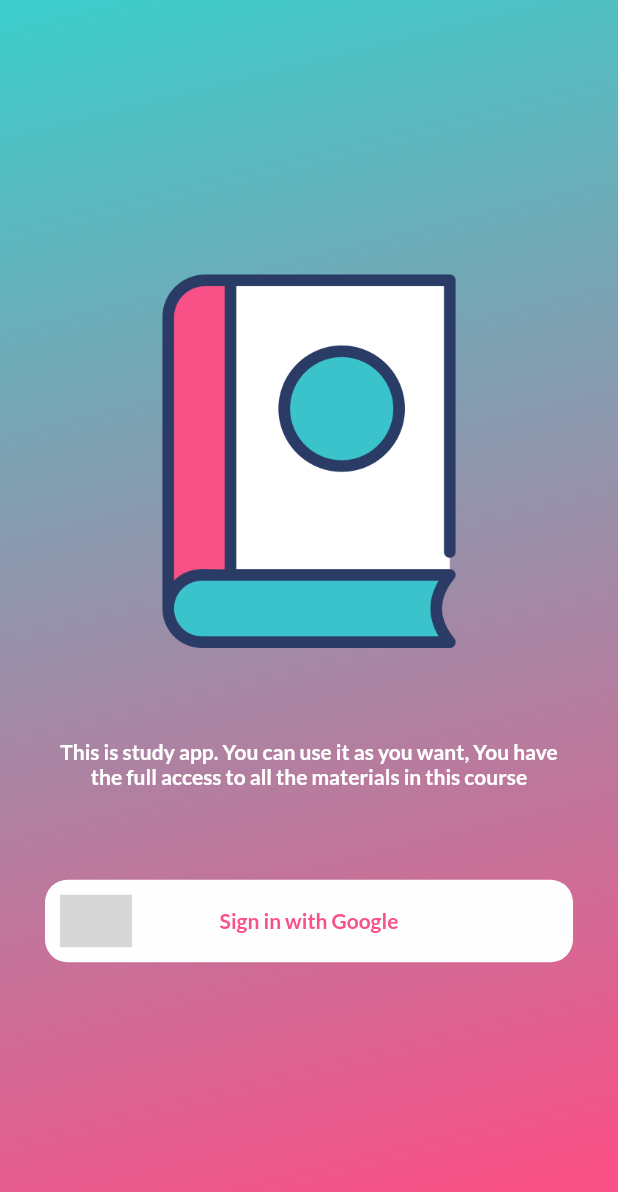
After one commit to Tolulope05/appkwiz, a Flutter app: the LoginScreen screen opened by its route, on a phone screen of 412 x 824 dp. The commit adds this screen. Shown: the top 1192 px of the screen. Run offline on Flutter 3.47's test engine with Material 2 defaults, Android fonts, the phone set to English and light mode, and no system bars; our stand-ins replace cached_network_image, cloud_firestore, firebase_auth, firebase_core, firebase_storage, flutter_svg and 4 more; accounts and stored records are empty; statements that could not run were skipped; project files that could hold a hidden picture were left out; grey boxes are pictures that could not be loaded.

Commit message:
google service login success

```diff
--- a/lib/controllers/auth_controller.dart
+++ b/lib/controllers/auth_controller.dart
@@ -1,4 +1,5 @@
 import 'package:appkwiz/controllers/firebase_ref/references.dart';
+import 'package:appkwiz/screens/login/login_screen.dart';
 import 'package:appkwiz/widgets/dialogs/dialogue_widget.dart';
 import 'package:firebase_auth/firebase_auth.dart';
 import 'package:get/get.dart';
@@ -38,7 +39,7 @@ class AuthController extends GetxController {
         final GoogleSignInAuthentication _authAccount =
             await account.authentication;
         final OAuthCredential _credential = GoogleAuthProvider.credential(
-          idToken: _authAccount.accessToken,
+          idToken: _authAccount.idToken,
           accessToken: _authAccount.accessToken,
         );
         await _auth.signInWithCredential(_credential);
@@ -47,14 +48,27 @@ class AuthController extends GetxController {
     } on Exception catch (error) {
       print(error);
     }
-  }
+  } // C:\Users\hp
+  //keytool -list -v -keystore ~/.android/debug.keystore -alias androiddebugkey -storepass android -keypass android
+
+  // ignore: slash_for_doc_comments
+  /**
+   * SHA1: BB:A9:86:51:66:BE:7B:51:1E:40:4D:AE:35:20:3D:9C:CD:03:16:6E
+         SHA256: 72:DE:8C:AB:97:65:00:75:B7:54:F1:89:5D:68:55:7C:84:1F:D2:B7:53:81:CD:FE:46:8F:15:2C:24:31:F5:33
+Signature algorithm name: SHA1withRSA (weak)
+Subject Public Key Algorithm: 2048-bit RSA key
+Version: 1
+
+Warning:
+The certificate uses the SHA1withRSA signature algorithm which is considered a security risk. This algorithm will be disabled in a future update.
+   */
 
   saveUser(GoogleSignInAccount account) {
     userRF.doc(account.email).set({
       "email": account.email,
       "displayName": account.displayName,
       "photoUrl": account.photoUrl,
-      "id": account.id,
+      // "id": account.id,
     });
   }
 
@@ -63,6 +77,7 @@ class AuthController extends GetxController {
       Dialogs.questionStartDialogue(onTap: () {
         Get.back();
         // Navigate to Login Page
+        navigateToLoginPage();
       }),
       barrierDismissible: false,
     );
@@ -72,6 +87,10 @@ class AuthController extends GetxController {
     return _auth.currentUser != null;
   }
 
+  void navigateToLoginPage() {
+    Get.toNamed(LoginScreen.routeName);
+  }
+
   void navigateToIntroduction() {
     Get.offAllNamed("/introduction");
   }
--- a/lib/routes/app_route.dart
+++ b/lib/routes/app_route.dart
@@ -1,5 +1,6 @@
 import 'package:appkwiz/controllers/question_controller/question_paper_controller.dart';
 import 'package:appkwiz/screens/home/home_screen.dart';
+import 'package:appkwiz/screens/login/login_screen.dart';
 import 'package:appkwiz/screens/splash/splash_screen.dart';
 import 'package:get/get.dart';
 
@@ -25,5 +26,9 @@ class Approute {
             },
           ),
         ),
+        GetPage(
+          name: "/login",
+          page: () => LoginScreen(),
+        ),
       ];
 }
--- /dev/null
+++ b/lib/screens/login/login_screen.dart
@@ -0,0 +1,70 @@
+import 'package:appkwiz/configs/themes/app_colors.dart';
+import 'package:appkwiz/controllers/auth_controller.dart';
+import 'package:appkwiz/widgets/common/main_button.dart';
+import 'package:flutter/material.dart';
+import 'package:flutter_svg/flutter_svg.dart';
+import 'package:get/get.dart';
+
+class LoginScreen extends GetView<AuthController> {
+  const LoginScreen({Key? key}) : super(key: key);
+
+  static const String routeName = "/login";
+
+  @override
+  Widget build(BuildContext context) {
+    return Scaffold(
+      body: Container(
+        padding: const EdgeInsets.symmetric(horizontal: 30),
+        alignment: Alignment.center,
+        decoration: BoxDecoration(
+          gradient: mainGradient(),
+        ),
+        child: Column(
+          mainAxisAlignment: MainAxisAlignment.center,
+          children: [
+            Image.asset(
+              "assets/images/app_splash_logo.png",
+              width: 250,
+              height: 250,
+            ),
+            const Padding(
+              padding: EdgeInsets.symmetric(vertical: 60),
+              child: Text(
+                "This is study app. You can use it as you want, You have the full access to all the materials in this course",
+                style: TextStyle(
+                  color: onSurfaceTextColor,
+                  fontWeight: FontWeight.bold,
+                ),
+                textAlign: TextAlign.center,
+              ),
+            ),
+            MainButton(
+              onTap: () {
+                controller.SignInWithGoogle();
+              },
+              child: Stack(
+                children: [
+                  Positioned(
+                    top: 0,
+                    bottom: 0,
+                    left: 0,
+                    child: SvgPicture.asset("assets/icons/google.svg"),
+                  ),
+                  Center(
+                    child: Text(
+                      "Sign in with Google",
+                      style: TextStyle(
+                        color: Theme.of(context).primaryColor,
+                        fontWeight: FontWeight.bold,
+                      ),
+                    ),
+                  )
+                ],
+              ),
+            )
+          ],
+        ),
+      ),
+    );
+  }
+}
--- /dev/null
+++ b/lib/widgets/common/main_button.dart
@@ -0,0 +1,53 @@
+import 'package:appkwiz/configs/themes/app_colors.dart';
+import 'package:flutter/material.dart';
+
+class MainButton extends StatelessWidget {
+  const MainButton({
+    Key? key,
+    this.title = "",
+    required this.onTap,
+    this.enabled = true,
+    this.child,
+    this.color,
+  }) : super(key: key);
+  final String title;
+  final VoidCallback onTap;
+  final bool enabled;
+  final Widget? child;
+  final Color? color;
+
+  @override
+  Widget build(BuildContext context) {
+    return Material(
+      type: MaterialType.transparency,
+      child: SizedBox(
+        height: 55,
+        child: InkWell(
+          onTap: enabled == true ? onTap : null,
+          child: Container(
+            width: double.maxFinite,
+            decoration: BoxDecoration(
+              borderRadius: BorderRadius.circular(
+                15,
+              ),
+              color: color ?? Theme.of(context).cardColor,
+            ),
+            child: Padding(
+              padding: const EdgeInsets.all(10.0),
+              child: child ??
+                  Center(
+                    child: Text(
+                      title,
+                      style: const TextStyle(
+                        fontWeight: FontWeight.bold,
+                        color: onSurfaceTextColor,
+                      ),
+                    ),
+                  ),
+            ),
+          ),
+        ),
+      ),
+    );
+  }
+}
--- a/pubspec.yaml
+++ b/pubspec.yaml
@@ -13,6 +13,7 @@ dependencies:
   firebase_storage: null
   flutter:
     sdk: flutter
+  flutter_svg: ^1.1.6
   flutter_zoom_drawer: ^3.0.3
   get: ^4.6.5
   google_fonts: ^3.0.1
```
Also changed, not shown: pubspec.lock, 1 other file.
